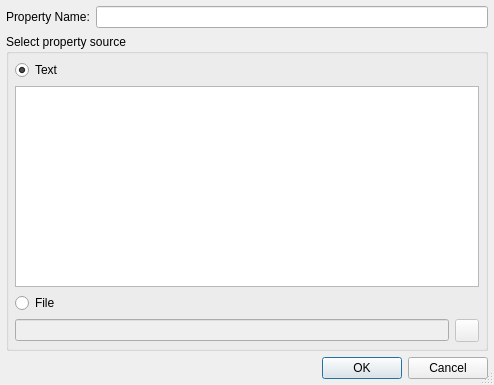
Old version of the form Plugins/VcsPlugins/vcsSubversion/SvnPropSetDialog.ui in the repository testmana2/test.
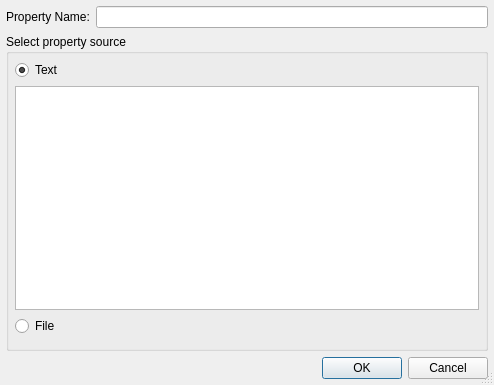
New version of the form. Custom widgets are drawn as their Qt base class.

Commit message: Modified the last dialogs to use the path picker widgets.

What changed in the file:
```diff
--- a/Plugins/VcsPlugins/vcsSubversion/SvnPropSetDialog.ui
+++ b/Plugins/VcsPlugins/vcsSubversion/SvnPropSetDialog.ui
@@ -16,7 +16,7 @@
   <property name="sizeGripEnabled">
    <bool>true</bool>
   </property>
-  <layout class="QVBoxLayout">
+  <layout class="QVBoxLayout" name="verticalLayout_2">
    <item>
     <layout class="QHBoxLayout">
      <item>
@@ -40,18 +40,8 @@
      <property name="title">
       <string>Select property source</string>
      </property>
-     <layout class="QGridLayout">
-      <item row="2" column="0" colspan="2">
-       <widget class="QRadioButton" name="fileRadioButton">
-        <property name="focusPolicy">
-         <enum>Qt::NoFocus</enum>
-        </property>
-        <property name="text">
-         <string>File</string>
-        </property>
-       </widget>
-      </item>
-      <item row="0" column="0" colspan="2">
+     <layout class="QVBoxLayout" name="verticalLayout">
+      <item>
        <widget class="QRadioButton" name="textRadioButton">
         <property name="text">
          <string>Text</string>
@@ -61,7 +51,7 @@
         </property>
        </widget>
       </item>
-      <item row="1" column="0" colspan="2">
+      <item>
        <widget class="QTextEdit" name="propTextEdit">
         <property name="toolTip">
          <string>Enter text of the property</string>
@@ -74,8 +64,18 @@
         </property>
        </widget>
       </item>
-      <item row="3" column="0">
-       <widget class="QLineEdit" name="propFileEdit">
+      <item>
+       <widget class="QRadioButton" name="fileRadioButton">
+        <property name="focusPolicy">
+         <enum>Qt::NoFocus</enum>
+        </property>
+        <property name="text">
+         <string>File</string>
+        </property>
+       </widget>
+      </item>
+      <item>
+       <widget class="E5PathPicker" name="propFilePicker" native="true">
         <property name="enabled">
          <bool>false</bool>
         </property>
@@ -84,16 +84,6 @@
         </property>
        </widget>
       </item>
-      <item row="3" column="1">
-       <widget class="QToolButton" name="fileButton">
-        <property name="enabled">
-         <bool>false</bool>
-        </property>
-        <property name="toolTip">
-         <string>Press to select the file via a file selection dialog</string>
-        </property>
-       </widget>
-      </item>
      </layout>
     </widget>
    </item>
@@ -111,6 +101,14 @@
  </widget>
  <layoutdefault spacing="6" margin="6"/>
  <pixmapfunction>qPixmapFromMimeSource</pixmapfunction>
+ <customwidgets>
+  <customwidget>
+   <class>E5PathPicker</class>
+   <extends>QWidget</extends>
+   <header>E5Gui/E5PathPicker.h</header>
+   <container>1</container>
+  </customwidget>
+ </customwidgets>
  <tabstops>
   <tabstop>propNameEdit</tabstop>
   <tabstop>textRadioButton</tabstop>
```
Left out of the diff: 48 changed lines with no effect on the pictures. The commit also changes 5 other files.
